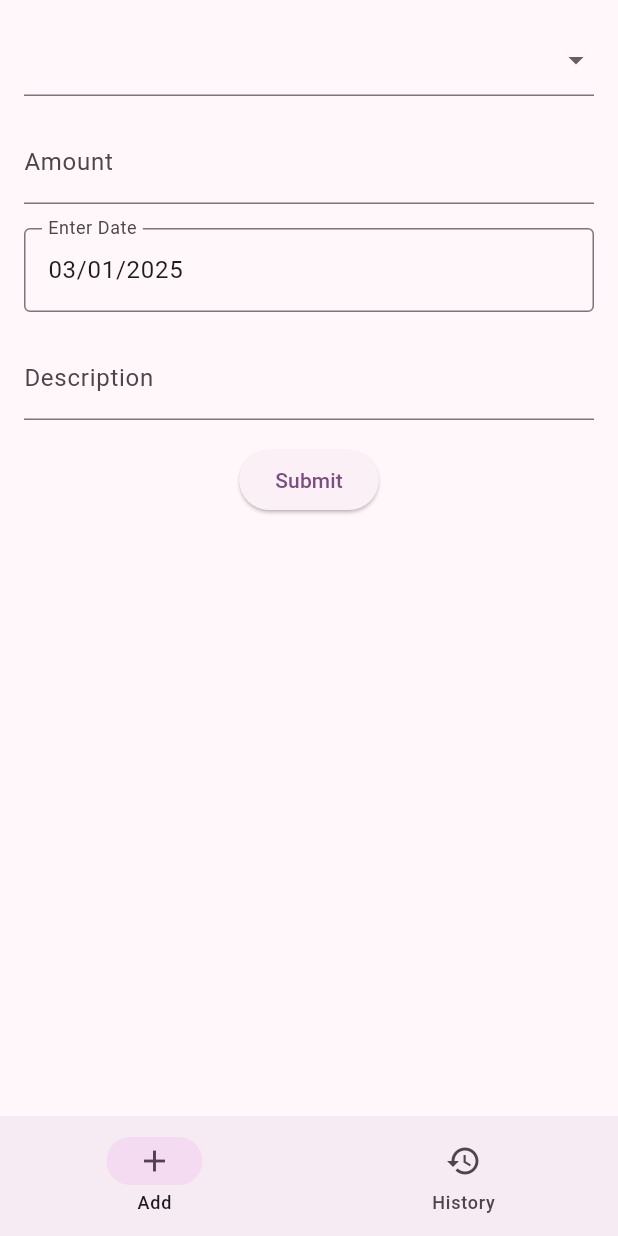
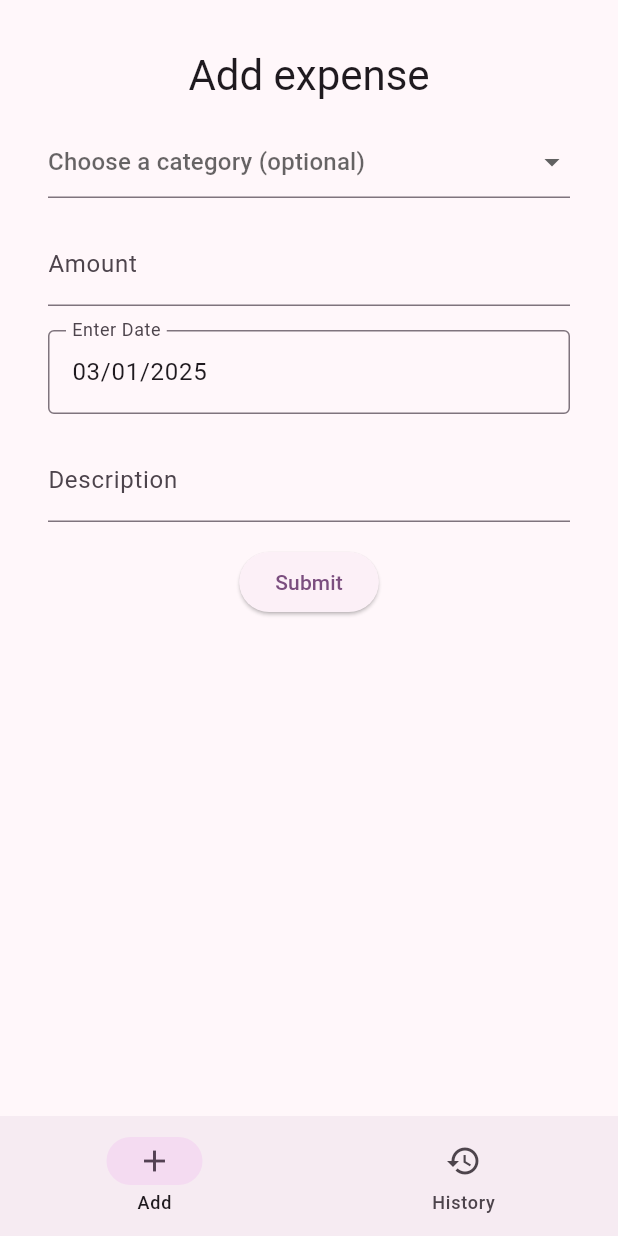
Before and after one commit to MicTheFox/expense_tracker, a Flutter app: the screen it shows after launch, on a phone screen of 412 x 824 dp. Run offline on Flutter 3.47's test engine with Material 3 defaults, Android fonts, the phone set to English and light mode, and no system bars; our stand-ins replace equatable, flutter_bloc, go_router, objectbox; generated files the repository leaves out were written again.

```diff
--- a/lib/expense/widgets/add_expense_form.dart
+++ b/lib/expense/widgets/add_expense_form.dart
@@ -1,5 +1,6 @@
 import 'package:expense_tracker/expense/data_models/expense.dart';
 import 'package:expense_tracker/expense/state/expense_cubit.dart';
+import 'package:expense_tracker/utils/category_extension.dart';
 import 'package:flutter/material.dart';
 import 'package:flutter_bloc/flutter_bloc.dart';
 
@@ -15,7 +16,13 @@ class _AddExpenseFormState extends State<AddExpenseForm> {
   final _formKey = GlobalKey<FormState>();
 
   final _categoryItems = Category.values.map(
-    (category) => DropdownMenuItem(value: category, child: Text(category.name)),
+    (category) => DropdownMenuItem(
+      value: category,
+      child: Row(
+        spacing: 8,
+        children: [Icon(category.icon), Text(category.name)],
+      ),
+    ),
   );
 
   final _amountController = TextEditingController();
@@ -34,6 +41,7 @@ class _AddExpenseFormState extends State<AddExpenseForm> {
         spacing: 16,
         children: [
           DropdownButtonFormField(
+            hint: const Text('Choose a category (optional)'),
             items: _categoryItems.toList(),
             value: _selectedCategory,
             onChanged: (newSelection) {
--- a/lib/expense/widgets/add_expense_page.dart
+++ b/lib/expense/widgets/add_expense_page.dart
@@ -2,6 +2,7 @@ import 'package:expense_tracker/expense/data_models/expense.dart';
 import 'package:expense_tracker/expense/state/expense_cubit.dart';
 import 'package:expense_tracker/expense/state/expense_state.dart';
 import 'package:expense_tracker/expense/widgets/add_expense_form.dart';
+import 'package:expense_tracker/utils/keys.dart';
 import 'package:flutter/material.dart';
 import 'package:flutter_bloc/flutter_bloc.dart';
 
@@ -11,15 +12,24 @@ class AddExpensePage extends StatelessWidget {
   @override
   Widget build(BuildContext context) {
     return Padding(
-      padding: const EdgeInsets.all(16),
-      child: BlocBuilder<ExpenseCubit, ExpenseState>(
-        builder:
-            (context, state) => switch (state) {
-              ExpenseEmpty() => AddExpenseForm(isLoading: false),
-              ExpenseAdding() => AddExpenseForm(isLoading: true),
-              ExpenseAdded() => _Added(expense: state.expense),
-              ExpenseAddedError() => const _Error(),
-            },
+      padding: const EdgeInsets.all(32),
+      child: Column(
+        spacing: 16,
+        children: [
+          Text(
+            'Add expense',
+            style: Theme.of(context).textTheme.headlineMedium,
+          ),
+          BlocBuilder<ExpenseCubit, ExpenseState>(
+            builder:
+                (context, state) => switch (state) {
+                  ExpenseEmpty() => const AddExpenseForm(isLoading: false),
+                  ExpenseAdding() => const AddExpenseForm(isLoading: true),
+                  ExpenseAdded() => _Added(expense: state.expense),
+                  ExpenseAddedError() => const _Error(),
+                },
+          ),
+        ],
       ),
     );
   }
@@ -40,6 +50,9 @@ class _Error extends StatelessWidget {
 
   @override
   Widget build(BuildContext context) {
-    return const Center(child: Text('An error occured'));
+    return const Center(
+      key: addExpensePageErrorKey,
+      child: Text('An error occurred'),
+    );
   }
 }
--- a/lib/expense_history/widgets/expense_history_page.dart
+++ b/lib/expense_history/widgets/expense_history_page.dart
@@ -3,6 +3,7 @@ import 'dart:collection';
 import 'package:expense_tracker/expense/data_models/expense.dart';
 import 'package:expense_tracker/expense_history/state/expense_history_cubit.dart';
 import 'package:expense_tracker/expense_history/state/expense_history_state.dart';
+import 'package:expense_tracker/utils/category_extension.dart';
 import 'package:flutter/material.dart';
 import 'package:flutter_bloc/flutter_bloc.dart';
 
@@ -68,7 +69,7 @@ class _ExpenseTile extends StatelessWidget {
     return ListTile(
       title: Text(expense.amount.toString()),
       subtitle: Text(expense.description),
-      trailing: expense.category == null ? null : Text(expense.category!.name),
+      trailing: expense.category == null ? null : Icon(expense.category!.icon),
     );
   }
 }
--- /dev/null
+++ b/lib/utils/category_extension.dart
@@ -0,0 +1,10 @@
+import 'package:expense_tracker/expense/data_models/expense.dart';
+import 'package:flutter/material.dart';
+
+extension CategoryExtension on Category {
+  IconData get icon => switch (this) {
+    Category.food => Icons.restaurant,
+    Category.travel => Icons.airplanemode_on,
+    Category.shopping => Icons.shopping_bag,
+  };
+}
--- /dev/null
+++ b/lib/utils/keys.dart
@@ -0,0 +1,3 @@
+import 'package:flutter/foundation.dart';
+
+const addExpensePageErrorKey = Key('addExpensePageError');
```
Also changed, not shown: 1 other file.
